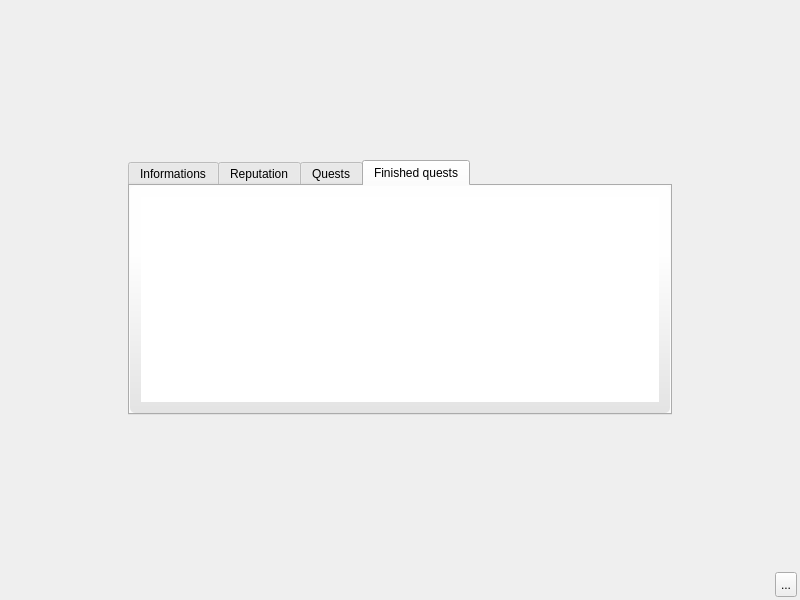
alphaonex86/CatchChallenger, file client/base/interface/BaseWindow.ui: the form before one commit.
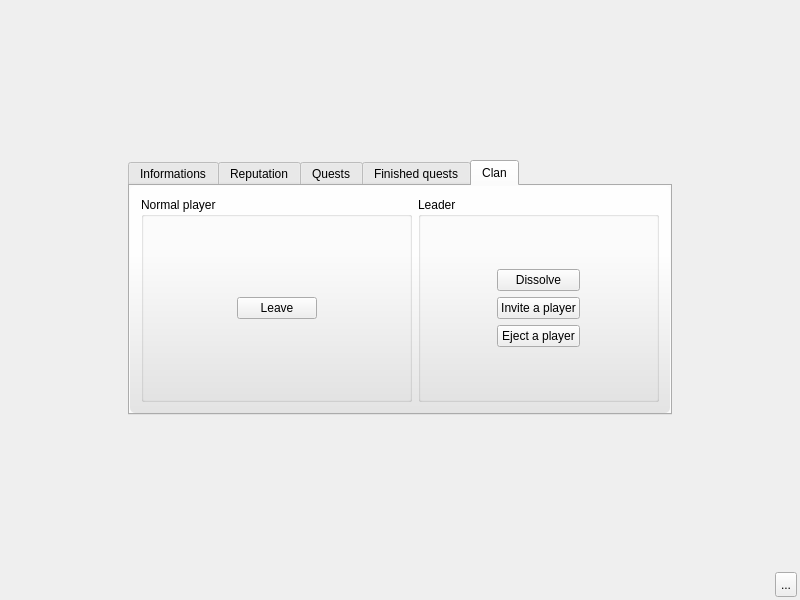
The form after the commit. Icons and pictures are not drawn.

Commit message: [Add] Start the clan support (client,server,shared lib)

The edit to the form file:
```diff
--- a/client/base/interface/BaseWindow.ui
+++ b/client/base/interface/BaseWindow.ui
@@ -849,7 +849,7 @@
 }</string>
              </property>
              <property name="currentIndex">
-              <number>3</number>
+              <number>4</number>
              </property>
              <widget class="QWidget" name="tabWidgetTrainerCardPage1">
               <property name="styleSheet">
@@ -1222,6 +1222,178 @@
                </item>
               </layout>
              </widget>
+             <widget class="QWidget" name="tabWidgetTrainerCardPage5">
+              <property name="styleSheet">
+               <string notr="true">#tabWidgetTrainerCardPage5{
+background-color: qlineargradient(spread:pad, x1:0, y1:0.3, x2:0, y2:1, stop:0 rgba(255, 255, 255, 200), stop:1 rgba(221, 221, 221, 200));
+border-color: rgb(204, 204, 204);
+border-radius: 5px;
+}</string>
+              </property>
+              <attribute name="title">
+               <string>Clan</string>
+              </attribute>
+              <layout class="QHBoxLayout" name="horizontalLayout_48">
+               <item>
+                <widget class="QGroupBox" name="clanGrouBoxNormal">
+                 <property name="title">
+                  <string>Normal player</string>
+                 </property>
+                 <layout class="QHBoxLayout" name="horizontalLayout_46">
+                  <item>
+                   <spacer name="horizontalSpacer_40">
+                    <property name="orientation">
+                     <enum>Qt::Horizontal</enum>
+                    </property>
+                    <property name="sizeHint" stdset="0">
+                     <size>
+                      <width>82</width>
+                      <height>20</height>
+                     </size>
+                    </property>
+                   </spacer>
+                  </item>
+                  <item>
+                   <layout class="QVBoxLayout" name="verticalLayout_29">
+                    <item>
+                     <spacer name="verticalSpacer_26">
+                      <property name="orientation">
+                       <enum>Qt::Vertical</enum>
+                      </property>
+                      <property name="sizeHint" stdset="0">
+                       <size>
+                        <width>20</width>
+                        <height>40</height>
+                       </size>
+                      </property>
+                     </spacer>
+                    </item>
+                    <item>
+                     <widget class="QPushButton" name="clanActionLeave">
+                      <property name="text">
+                       <string>Leave</string>
+                      </property>
+                     </widget>
+                    </item>
+                    <item>
+                     <spacer name="verticalSpacer_25">
+                      <property name="orientation">
+                       <enum>Qt::Vertical</enum>
+                      </property>
+                      <property name="sizeHint" stdset="0">
+                       <size>
+                        <width>20</width>
+                        <height>40</height>
+                       </size>
+                      </property>
+                     </spacer>
+                    </item>
+                   </layout>
+                  </item>
+                  <item>
+                   <spacer name="horizontalSpacer_41">
+                    <property name="orientation">
+                     <enum>Qt::Horizontal</enum>
+                    </property>
+                    <property name="sizeHint" stdset="0">
+                     <size>
+                      <width>81</width>
+                      <height>20</height>
+                     </size>
+                    </property>
+                   </spacer>
+                  </item>
+                 </layout>
+                </widget>
+               </item>
+               <item>
+                <widget class="QGroupBox" name="clanGrouBoxLeader">
+                 <property name="title">
+                  <string>Leader</string>
+                 </property>
+                 <layout class="QHBoxLayout" name="horizontalLayout_47">
+                  <item>
+                   <spacer name="horizontalSpacer_42">
+                    <property name="orientation">
+                     <enum>Qt::Horizontal</enum>
+                    </property>
+                    <property name="sizeHint" stdset="0">
+                     <size>
+                      <width>56</width>
+                      <height>20</height>
+                     </size>
+                    </property>
+                   </spacer>
+                  </item>
+                  <item>
+                   <layout class="QVBoxLayout" name="verticalLayout_27">
+                    <item>
+                     <spacer name="verticalSpacer_23">
+                      <property name="orientation">
+                       <enum>Qt::Vertical</enum>
+                      </property>
+                      <property name="sizeHint" stdset="0">
+                       <size>
+                        <width>20</width>
+                        <height>40</height>
+                       </size>
+                      </property>
+                     </spacer>
+                    </item>
+                    <item>
+                     <widget class="QPushButton" name="clanActionDissolve">
+                      <property name="text">
+                       <string>Dissolve</string>
+                      </property>
+                     </widget>
+                    </item>
+                    <item>
+                     <widget class="QPushButton" name="clanActionInvite">
+                      <property name="text">
+                       <string>Invite a player</string>
+                      </property>
+                     </widget>
+                    </item>
+                    <item>
+                     <widget class="QPushButton" name="clanActionEject">
+                      <property name="text">
+                       <string>Eject a player</string>
+                      </property>
+                     </widget>
+                    </item>
+                    <item>
+                     <spacer name="verticalSpacer_24">
+                      <property name="orientation">
+                       <enum>Qt::Vertical</enum>
+                      </property>
+                      <property name="sizeHint" stdset="0">
+                       <size>
+                        <width>20</width>
+                        <height>40</height>
+                       </size>
+                      </property>
+                     </spacer>
+                    </item>
+                   </layout>
+                  </item>
+                  <item>
+                   <spacer name="horizontalSpacer_43">
+                    <property name="orientation">
+                     <enum>Qt::Horizontal</enum>
+                    </property>
+                    <property name="sizeHint" stdset="0">
+                     <size>
+                      <width>56</width>
+                      <height>20</height>
+                     </size>
+                    </property>
+                   </spacer>
+                  </item>
+                 </layout>
+                </widget>
+               </item>
+              </layout>
+             </widget>
             </widget>
            </item>
            <item>
```
The commit also changes 27 other files.
